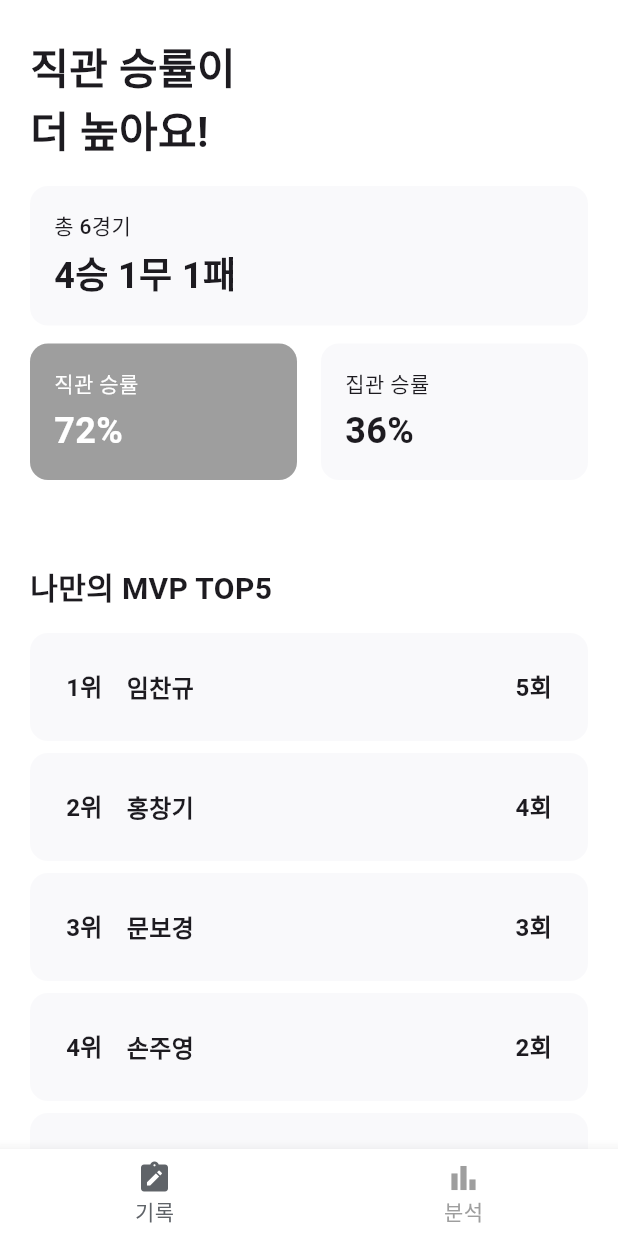
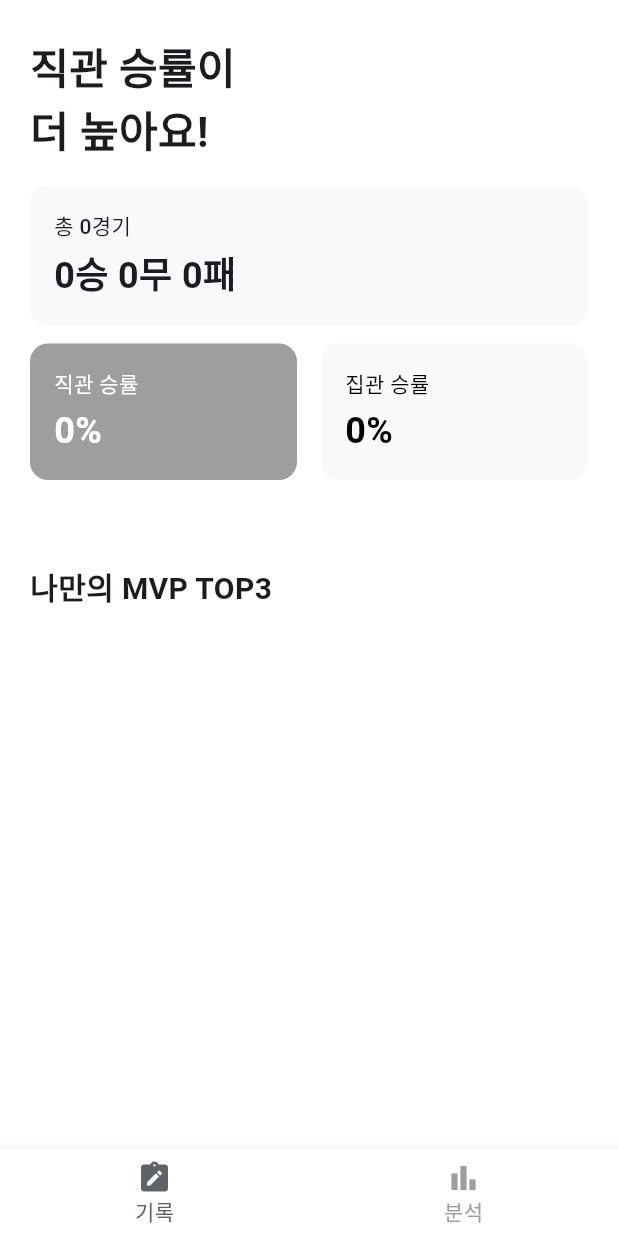
Before and after one commit to yunyoungwoo/24-2-DB, a Flutter app: the MainTabScreen screen opened by its route, item 2 of the bottom bar chosen, on a phone screen of 412 x 824 dp. Run offline on Flutter 3.47's test engine with Material 3 defaults, Android fonts, the phone set to English and light mode, and no system bars; our stand-ins replace image_picker, sqflite; accounts and stored records are empty; Roboto replaces fonts that are missing (Pretendard); project files that could hold a hidden picture were left out.

Commit message:
analysis db연결

```diff
--- a/lib/screens/analysis_screen.dart
+++ b/lib/screens/analysis_screen.dart
@@ -7,16 +7,27 @@ class AnalysisScreen extends StatefulWidget {
   const AnalysisScreen({Key? key}) : super(key: key);
 
   @override
-  State<AnalysisScreen> createState() => _AnalysisScreenState();
+  AnalysisScreenState createState() => AnalysisScreenState();
 }
 
-class _AnalysisScreenState extends State<AnalysisScreen> {
-  Color teamColor = Colors.grey; // 기본값 설정
+class AnalysisScreenState extends State<AnalysisScreen> {
+  Color teamColor = Colors.grey;
+  Map<String, int> winRates = {'직관': 0, '집관': 0};
+  Map<String, int> record = {'total': 0, 'wins': 0, 'losses': 0, 'draws': 0};
+  List<Map<String, dynamic>> topMVPs = [];
+  String headerText = '직관';
+
+  Future<void> loadAllData() async {
+    await _loadTeamColor();
+    await _loadWinRates();
+    await _loadRecord();
+    await _loadTopMVPs();
+  }
 
   @override
   void initState() {
     super.initState();
-    _loadTeamColor();
+    loadAllData();
   }
 
   Future<void> _loadTeamColor() async {
@@ -35,11 +46,56 @@ class _AnalysisScreenState extends State<AnalysisScreen> {
     }
   }
 
+  Future<void> _loadWinRates() async {
+    try {
+      final userTeamID = await DatabaseHelper.instance.getUserTeam();
+      if (userTeamID != null) {
+        final rates = await DatabaseHelper.instance
+            .calculateWinRatesByViewType(userTeamID);
+        setState(() {
+          winRates = rates;
+          headerText =
+              (winRates['직관'] ?? 0) >= (winRates['집관'] ?? 0) ? '직관' : '집관';
+        });
+      }
+    } catch (e) {
+      print('Error loading win rates: $e');
+    }
+  }
+
+  Future<void> _loadRecord() async {
+    try {
+      final userTeamID = await DatabaseHelper.instance.getUserTeam();
+      if (userTeamID != null) {
+        final teamRecord =
+            await DatabaseHelper.instance.getTeamRecord(userTeamID);
+        setState(() {
+          record = teamRecord;
+        });
+      }
+    } catch (e) {
+      print('Error loading team record: $e');
+    }
+  }
+
+  Future<void> _loadTopMVPs() async {
+    try {
+      final mvps = await DatabaseHelper.instance.getTopMVPs(limit: 3);
+      setState(() {
+        topMVPs = mvps;
+      });
+    } catch (e) {
+      print('Error loading MVPs: $e');
+    }
+  }
+
   @override
   Widget build(BuildContext context) {
     return Scaffold(
       backgroundColor: Colors.white,
-      body: SafeArea(
+      body: RefreshIndicator(
+        onRefresh: loadAllData,
+        child: SafeArea(
           child: Column(
             crossAxisAlignment: CrossAxisAlignment.start,
             children: [
@@ -53,7 +109,7 @@ class _AnalysisScreenState extends State<AnalysisScreen> {
                   crossAxisAlignment: CrossAxisAlignment.start,
                   children: [
                     Text(
-                    '직관 승률이',
+                      '$headerText 승률이',
                       style: AppTextStyle.h1,
                     ),
                     Text(
@@ -82,9 +138,12 @@ class _AnalysisScreenState extends State<AnalysisScreen> {
                             child: Column(
                               crossAxisAlignment: CrossAxisAlignment.start,
                               children: [
-                              Text('총 6경기', style: AppTextStyle.body2Medium),
+                                Text('총 ${record['total']}경기',
+                                    style: AppTextStyle.body2Medium),
                                 const SizedBox(height: 4),
-                              Text('4승 1무 1패', style: AppTextStyle.h2),
+                                Text(
+                                    '${record['wins']}승 ${record['draws']}무 ${record['losses']}패',
+                                    style: AppTextStyle.h2),
                               ],
                             ),
                           ),
@@ -96,19 +155,34 @@ class _AnalysisScreenState extends State<AnalysisScreen> {
                               child: Container(
                                 padding: const EdgeInsets.all(16.0),
                                 decoration: BoxDecoration(
-                                color: teamColor,
+                                  color: (winRates['직관'] ?? 0) >=
+                                          (winRates['집관'] ?? 0)
+                                      ? teamColor
+                                      : AppColors.gray2,
                                   borderRadius: BorderRadius.circular(12),
                                 ),
                                 child: Column(
                                   crossAxisAlignment: CrossAxisAlignment.start,
                                   children: [
-                                  Text('직관 승률',
-                                      style: AppTextStyle.body2Medium
-                                          .copyWith(color: Colors.white)),
+                                    Text(
+                                      '직관 승률',
+                                      style: AppTextStyle.body2Medium.copyWith(
+                                        color: (winRates['직관'] ?? 0) >=
+                                                (winRates['집관'] ?? 0)
+                                            ? Colors.white
+                                            : AppColors.text,
+                                      ),
+                                    ),
                                     const SizedBox(height: 4),
-                                  Text('72%',
-                                      style: AppTextStyle.h2
-                                          .copyWith(color: Colors.white)),
+                                    Text(
+                                      '${winRates['직관']}%',
+                                      style: AppTextStyle.h2.copyWith(
+                                        color: (winRates['직관'] ?? 0) >=
+                                                (winRates['집관'] ?? 0)
+                                            ? Colors.white
+                                            : AppColors.text,
+                                      ),
+                                    ),
                                   ],
                                 ),
                               ),
@@ -118,16 +192,34 @@ class _AnalysisScreenState extends State<AnalysisScreen> {
                               child: Container(
                                 padding: const EdgeInsets.all(16.0),
                                 decoration: BoxDecoration(
-                                color: AppColors.gray2,
+                                  color: (winRates['집관'] ?? 0) >
+                                          (winRates['직관'] ?? 0)
+                                      ? teamColor
+                                      : AppColors.gray2,
                                   borderRadius: BorderRadius.circular(12),
                                 ),
                                 child: Column(
                                   crossAxisAlignment: CrossAxisAlignment.start,
                                   children: [
-                                  Text('집관 승률',
-                                      style: AppTextStyle.body2Medium),
+                                    Text(
+                                      '집관 승률',
+                                      style: AppTextStyle.body2Medium.copyWith(
+                                        color: (winRates['집관'] ?? 0) >
+                                                (winRates['직관'] ?? 0)
+                                            ? Colors.white
+                                            : AppColors.text,
+                                      ),
+                                    ),
                                     const SizedBox(height: 4),
-                                  Text('36%', style: AppTextStyle.h2),
+                                    Text(
+                                      '${winRates['집관']}%',
+                                      style: AppTextStyle.h2.copyWith(
+                                        color: (winRates['집관'] ?? 0) >
+                                                (winRates['직관'] ?? 0)
+                                            ? Colors.white
+                                            : AppColors.text,
+                                      ),
+                                    ),
                                   ],
                                 ),
                               ),
@@ -135,23 +227,16 @@ class _AnalysisScreenState extends State<AnalysisScreen> {
                           ],
                         ),
                         const SizedBox(height: 56), // MVP 섹션과의 간격
-                      Text('나만의 MVP TOP5', style: AppTextStyle.h3),
+                        Text('나만의 MVP TOP3', style: AppTextStyle.h3),
                         const SizedBox(height: 16), // 헤더와 첫 번째 순위 박스 사이 간격
                         ListView.separated(
                           shrinkWrap: true,
                           physics: const NeverScrollableScrollPhysics(),
-                        itemCount: 5,
+                          itemCount: topMVPs.length,
                           separatorBuilder: (context, index) =>
                               const SizedBox(height: 8),
                           itemBuilder: (context, index) {
-                          final List<Map<String, String>> mvpData = [
-                            {"rank": "1위", "name": "임찬규", "count": "5회"},
-                            {"rank": "2위", "name": "홍창기", "count": "4회"},
-                            {"rank": "3위", "name": "문보경", "count": "3회"},
-                            {"rank": "4위", "name": "손주영", "count": "2회"},
-                            {"rank": "5위", "name": "고석", "count": "1회"},
-                          ];
-
+                            final mvp = topMVPs[index];
                             return Container(
                               padding: const EdgeInsets.all(24.0),
                               decoration: BoxDecoration(
@@ -161,17 +246,17 @@ class _AnalysisScreenState extends State<AnalysisScreen> {
                               child: Row(
                                 children: [
                                   Text(
-                                  mvpData[index]["rank"]!,
+                                    '${index + 1}위',
                                     style: AppTextStyle.body1SemiBold,
                                   ),
                                   const SizedBox(width: 16),
                                   Text(
-                                  mvpData[index]["name"]!,
+                                    mvp['name'],
                                     style: AppTextStyle.body1SemiBold,
                                   ),
                                   const Spacer(),
                                   Text(
-                                  mvpData[index]["count"]!,
+                                    '${mvp['count']}회',
                                     style: AppTextStyle.body1SemiBold,
                                   ),
                                 ],
@@ -187,6 +272,7 @@ class _AnalysisScreenState extends State<AnalysisScreen> {
             ],
           ),
         ),
+      ),
     );
   }
 }
--- a/lib/screens/diary_detail_page.dart
+++ b/lib/screens/diary_detail_page.dart
@@ -357,7 +357,7 @@ class DiaryDetailPageState extends State<DiaryDetailPage> {
                             ),
                             child: Text(
                               mvp,
-                              style: const TextStyle(fontSize: 16),
+                              style: AppTextStyle.body1Medium,
                             ),
                           ),
                         ],
@@ -384,7 +384,7 @@ class DiaryDetailPageState extends State<DiaryDetailPage> {
                             ),
                             child: Text(
                               comment,
-                              style: const TextStyle(fontSize: 16),
+                              style: AppTextStyle.body1Medium,
                             ),
                           ),
                         ],
--- a/lib/screens/game_diary_screen.dart
+++ b/lib/screens/game_diary_screen.dart
@@ -142,7 +142,6 @@ class GameDiaryScreenState extends State<GameDiaryScreen> {
 
       _showSnackBar('경기 일지가 성공적으로 저장되었습니다', isSuccess: true);
 
-      // `mounted`를 확인하여 위젯이 여전히 활성 상태인지 확인
       if (mounted) {
         Navigator.pop(context, true);
       }
--- a/lib/screens/main_tab_screen.dart
+++ b/lib/screens/main_tab_screen.dart
@@ -9,21 +9,23 @@ class MainTabScreen extends StatefulWidget {
   const MainTabScreen({Key? key}) : super(key: key);
 
   @override
-  State<MainTabScreen> createState() => _MainTabScreenState();
+  State<MainTabScreen> createState() => MainTabScreenState();
 }
 
-class _MainTabScreenState extends State<MainTabScreen> {
+class MainTabScreenState extends State<MainTabScreen> {
   int _currentIndex = 0;
-  Color teamColor = Colors.grey; // 기본값
+  Color teamColor = Colors.grey;
+  final analysisScreenKey = GlobalKey<AnalysisScreenState>();
 
-  final List<Widget> _pages = [
-    const DiaryPage(),
-    const AnalysisScreen(),
-  ];
+  final List<Widget> _pages = [];
 
   @override
   void initState() {
     super.initState();
+    _pages.addAll([
+      const DiaryPage(),
+      AnalysisScreen(key: analysisScreenKey),
+    ]);
     _loadTeamColor();
   }
 
@@ -56,6 +58,10 @@ class _MainTabScreenState extends State<MainTabScreen> {
           setState(() {
             _currentIndex = index;
           });
+          // 분석 탭으로 이동할 때 데이터 새로고침
+          if (index == 1) {
+            analysisScreenKey.currentState?.loadAllData();
+          }
         },
         items: const [
           BottomNavigationBarItem(
```
Also changed, not shown: lib/database/database_helper.dart (+80 -0 lines), lib/screens/diary_page.dart (+9 -1 lines), 11 other files. Lines whose indentation alone changed are shown as unchanged.
